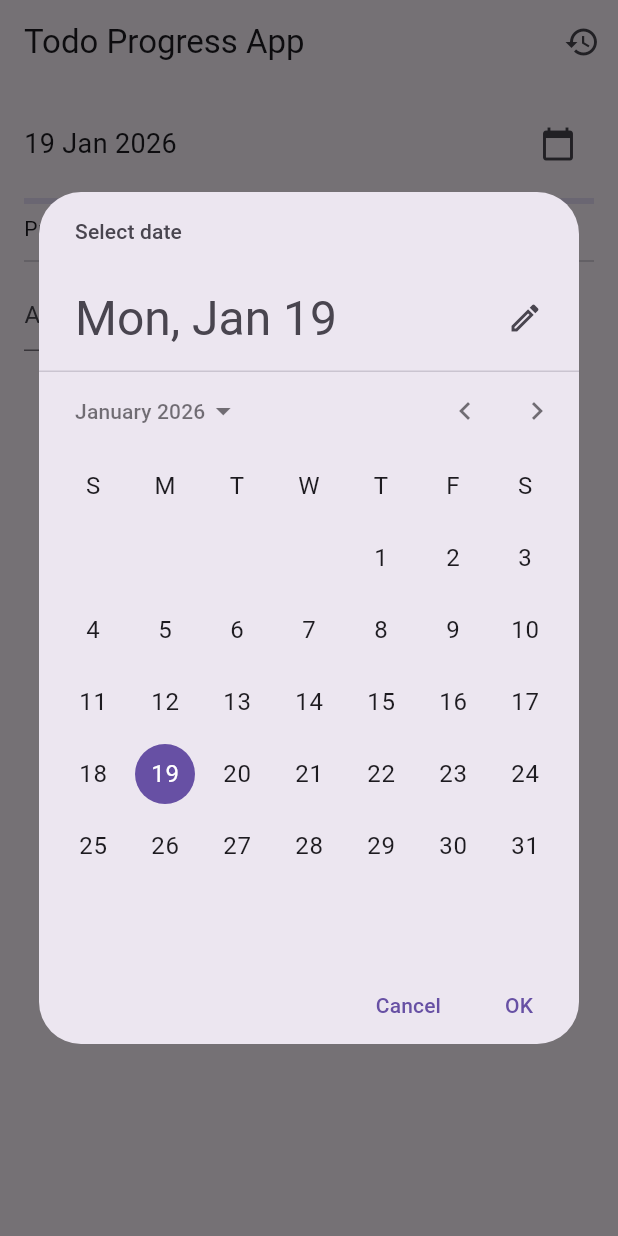
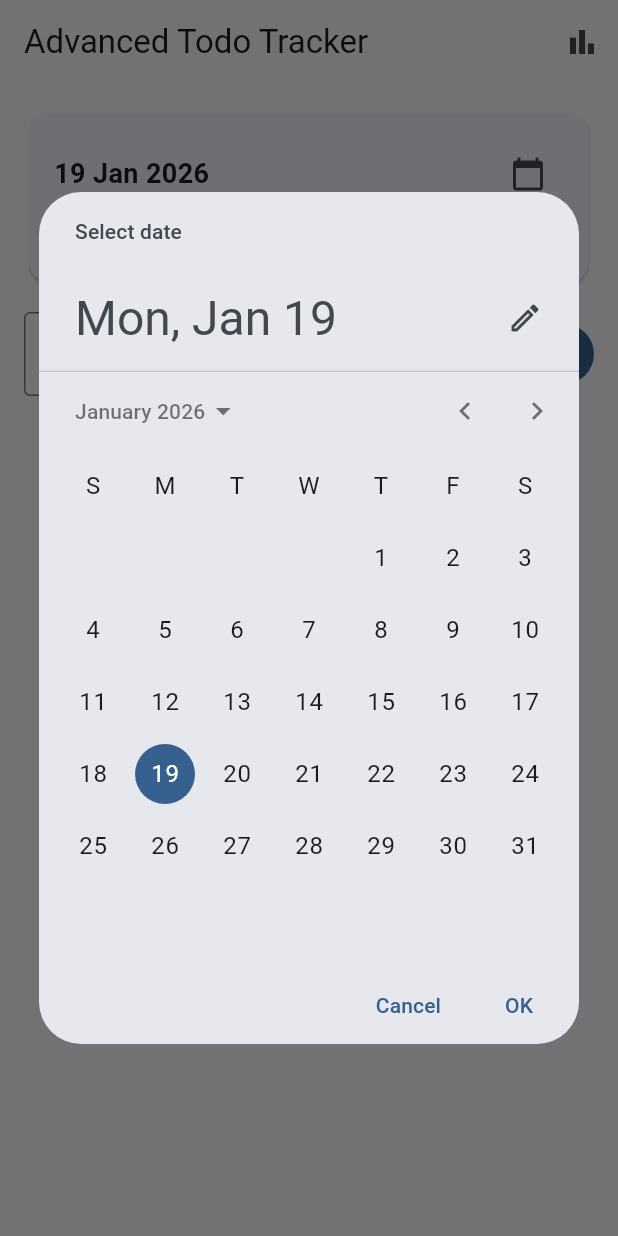
Before and after one commit to NehalLabib77/Flutter, a Flutter app: the screen it shows after launch, after a tap on the "calendar today" icon, on a phone screen of 412 x 824 dp. Run offline on Flutter 3.47's test engine with Material 3 defaults, Android fonts, the phone set to English and light mode, and no system bars; our stand-ins replace hive_flutter; accounts and stored records are empty.

Commit message:
Refactor Todo app to use Hive for persistent storage, enhance UI with DataTable, and improve task management features

```diff
--- a/my_app/lib/main.dart
+++ b/my_app/lib/main.dart
@@ -1,11 +1,15 @@
 // main.dart
-// Simple To-Do App with Date, Progress, and History
-// Author: Nehal Labib (customizable)
+// Advanced Todo App: Persistent Storage (Hive), Editable Table, Priority, Monthly Summary
+// Author: Nehal Labib
 
 import 'package:flutter/material.dart';
 import 'package:intl/intl.dart';
+import 'package:hive_flutter/hive_flutter.dart';
 
-void main() {
+void main() async {
+  WidgetsFlutterBinding.ensureInitialized();
+  await Hive.initFlutter();
+  await Hive.openBox('todoBox');
   runApp(const MyApp());
 }
 
@@ -17,7 +21,7 @@ class MyApp extends StatelessWidget {
     return MaterialApp(
       debugShowCheckedModeBanner: false,
       title: 'Todo Progress App',
-      theme: ThemeData(primarySwatch: Colors.blue),
+      theme: ThemeData(useMaterial3: true, colorSchemeSeed: Colors.blue),
       home: const TodoHomePage(),
     );
   }
@@ -33,55 +37,71 @@ class TodoHomePage extends StatefulWidget {
 class _TodoHomePageState extends State<TodoHomePage> {
   DateTime selectedDate = DateTime.now();
   final TextEditingController taskController = TextEditingController();
-
-  // date -> list of tasks
-  final Map<String, List<TodoItem>> tasksByDate = {};
+  final box = Hive.box('todoBox');
 
   String get dateKey => DateFormat('yyyy-MM-dd').format(selectedDate);
 
-  void addTask() {
-    if (taskController.text.trim().isEmpty) return;
+  List<Map<String, dynamic>> get tasks {
+    return List<Map<String, dynamic>>.from(box.get(dateKey, defaultValue: []));
+  }
 
-    tasksByDate.putIfAbsent(dateKey, () => []);
-    tasksByDate[dateKey]!.add(TodoItem(title: taskController.text));
-
-    taskController.clear();
+  void saveTasks(List<Map<String, dynamic>> updated) {
+    box.put(dateKey, updated);
     setState(() {});
   }
 
+  void addTask() {
+    if (taskController.text.trim().isEmpty) return;
+    final updated = tasks;
+    updated.add({
+      'title': taskController.text,
+      'done': false,
+      'priority': 'Medium',
+    });
+    taskController.clear();
+    saveTasks(updated);
+  }
+
   double get progress {
-    final tasks = tasksByDate[dateKey] ?? [];
     if (tasks.isEmpty) return 0;
-    final done = tasks.where((t) => t.isDone).length;
+    final done = tasks.where((t) => t['done'] == true).length;
     return done / tasks.length;
   }
 
-  Map<String, double> get historyProgress {
-    final Map<String, double> history = {};
+  Map<String, double> get monthlySummary {
+    final Map<String, List<Map<String, dynamic>>> grouped = {};
 
-    tasksByDate.forEach((date, tasks) {
+    for (var key in box.keys) {
+      final date = DateTime.parse(key);
+      final monthKey = DateFormat('yyyy-MM').format(date);
+      grouped.putIfAbsent(monthKey, () => []);
+      grouped[monthKey]!.addAll(List<Map<String, dynamic>>.from(box.get(key)));
+    }
+
+    final Map<String, double> summary = {};
+    grouped.forEach((month, tasks) {
       if (tasks.isEmpty) return;
-      final done = tasks.where((t) => t.isDone).length;
-      history[date] = done / tasks.length;
+      final done = tasks.where((t) => t['done'] == true).length;
+      summary[month] = done / tasks.length;
     });
 
-    return history;
+    return summary;
   }
 
   @override
   Widget build(BuildContext context) {
-    final tasks = tasksByDate[dateKey] ?? [];
-
     return Scaffold(
       appBar: AppBar(
-        title: const Text('Todo Progress App'),
+        title: const Text('Advanced Todo Tracker'),
         actions: [
           IconButton(
-            icon: const Icon(Icons.history),
+            icon: const Icon(Icons.bar_chart),
             onPressed: () {
               Navigator.push(
                 context,
-                MaterialPageRoute(builder: (_) => HistoryPage(historyProgress)),
+                MaterialPageRoute(
+                  builder: (_) => MonthlySummaryPage(monthlySummary),
+                ),
               );
             },
           ),
@@ -90,14 +110,20 @@ class _TodoHomePageState extends State<TodoHomePage> {
       body: Padding(
         padding: const EdgeInsets.all(16),
         child: Column(
-          crossAxisAlignment: CrossAxisAlignment.start,
           children: [
-            // Date Picker
+            Card(
+              child: Padding(
+                padding: const EdgeInsets.all(16),
+                child: Column(
+                  children: [
                     Row(
                       children: [
                         Text(
                           DateFormat('dd MMM yyyy').format(selectedDate),
-                  style: const TextStyle(fontSize: 18),
+                          style: const TextStyle(
+                            fontSize: 18,
+                            fontWeight: FontWeight.bold,
+                          ),
                         ),
                         const Spacer(),
                         IconButton(
@@ -116,17 +142,14 @@ class _TodoHomePageState extends State<TodoHomePage> {
                         ),
                       ],
                     ),
-
-            const SizedBox(height: 12),
-
-            // Progress Bar
+                    const SizedBox(height: 8),
                     LinearProgressIndicator(value: progress),
-            const SizedBox(height: 6),
                     Text('Progress: ${(progress * 100).toStringAsFixed(0)}%'),
-
-            const Divider(height: 24),
-
-            // Task Input
+                  ],
+                ),
+              ),
+            ),
+            const SizedBox(height: 16),
             Row(
               children: [
                 Expanded(
@@ -134,37 +157,85 @@ class _TodoHomePageState extends State<TodoHomePage> {
                     key: const Key('taskField'),
                     controller: taskController,
                     decoration: const InputDecoration(
-                      hintText: 'Add a task...',
+                      labelText: 'New Task',
+                      border: OutlineInputBorder(),
                     ),
                   ),
                 ),
-                IconButton(icon: const Icon(Icons.add), onPressed: addTask),
+                const SizedBox(width: 8),
+                FilledButton(onPressed: addTask, child: const Text('Add')),
               ],
             ),
-
-            const SizedBox(height: 12),
-
-            // Task List
+            const SizedBox(height: 16),
             Expanded(
-              child: ListView.builder(
-                itemCount: tasks.length,
-                itemBuilder: (_, index) {
+              child: SingleChildScrollView(
+                scrollDirection: Axis.horizontal,
+                child: DataTable(
+                  columns: const [
+                    DataColumn(label: Text('Done')),
+                    DataColumn(label: Text('Task')),
+                    DataColumn(label: Text('Priority')),
+                    DataColumn(label: Text('Delete')),
+                  ],
+                  rows: List.generate(tasks.length, (index) {
                     final task = tasks[index];
-                  return CheckboxListTile(
-                    title: Text(
-                      task.title,
-                      style: TextStyle(
-                        decoration: task.isDone
-                            ? TextDecoration.lineThrough
-                            : null,
+                    return DataRow(
+                      cells: [
+                        DataCell(
+                          Checkbox(
+                            value: task['done'],
+                            onChanged: (val) {
+                              final updated = tasks;
+                              updated[index]['done'] = val;
+                              saveTasks(updated);
+                            },
                           ),
                         ),
-                    value: task.isDone,
+                        DataCell(
+                          TextFormField(
+                            initialValue: task['title'],
+                            decoration: const InputDecoration(
+                              border: InputBorder.none,
+                            ),
+                            onFieldSubmitted: (val) {
+                              final updated = tasks;
+                              updated[index]['title'] = val;
+                              saveTasks(updated);
+                            },
+                          ),
+                        ),
+                        DataCell(
+                          DropdownButton<String>(
+                            value: task['priority'],
+                            items: ['Low', 'Medium', 'High']
+                                .map(
+                                  (p) => DropdownMenuItem(
+                                    value: p,
+                                    child: Text(p),
+                                  ),
+                                )
+                                .toList(),
                             onChanged: (val) {
-                      setState(() => task.isDone = val ?? false);
+                              final updated = tasks;
+                              updated[index]['priority'] = val;
+                              saveTasks(updated);
                             },
+                          ),
+                        ),
+                        DataCell(
+                          IconButton(
+                            icon: const Icon(Icons.delete, color: Colors.red),
+                            onPressed: () {
+                              final updated = tasks;
+                              updated.removeAt(index);
+                              saveTasks(updated);
+                            },
+                          ),
+                        ),
+                      ],
                     );
-                },
+                  }),
+                ),
               ),
             ),
           ],
@@ -174,29 +245,19 @@ class _TodoHomePageState extends State<TodoHomePage> {
   }
 }
 
-class TodoItem {
-  final String title;
-  bool isDone;
-
-  TodoItem({required this.title, this.isDone = false});
-}
-
-class HistoryPage extends StatelessWidget {
-  final Map<String, double> history;
-
-  const HistoryPage(this.history, {super.key});
+class MonthlySummaryPage extends StatelessWidget {
+  final Map<String, double> summary;
+  const MonthlySummaryPage(this.summary, {super.key});
 
   @override
   Widget build(BuildContext context) {
     return Scaffold(
-      appBar: AppBar(title: const Text('History')),
+      appBar: AppBar(title: const Text('Monthly Summary')),
       body: ListView(
-        children: history.entries.map((entry) {
+        children: summary.entries.map((e) {
           return ListTile(
-            title: Text(entry.key),
-            trailing: Text(
-              '${(entry.value * 100).toStringAsFixed(0)}% completed',
-            ),
+            title: Text(e.key),
+            trailing: Text('${(e.value * 100).toStringAsFixed(0)}%'),
           );
         }).toList(),
       ),
--- a/my_app/pubspec.yaml
+++ b/my_app/pubspec.yaml
@@ -35,6 +35,8 @@ dependencies:
   # Use with the CupertinoIcons class for iOS style icons.
   cupertino_icons: ^1.0.8
   intl: ^0.19.0
+  hive: ^2.2.3
+  hive_flutter: ^1.1.0
 
 dev_dependencies:
   flutter_test:
```
Also changed, not shown: my_app/pubspec.lock, 1 other file. Lines whose indentation alone changed are shown as unchanged.
